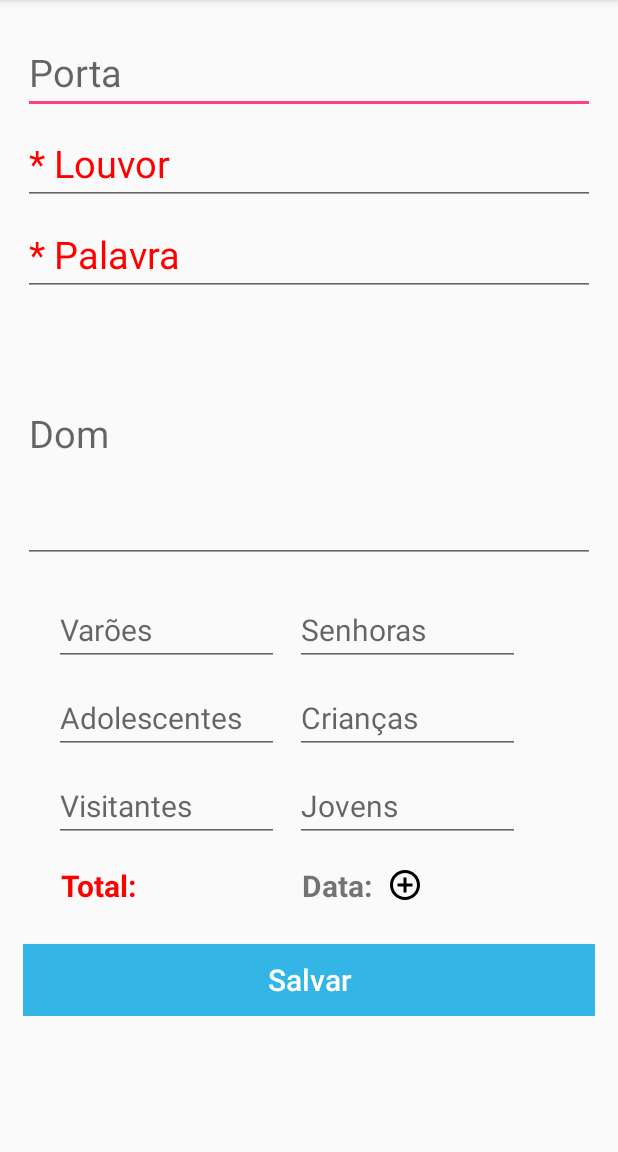
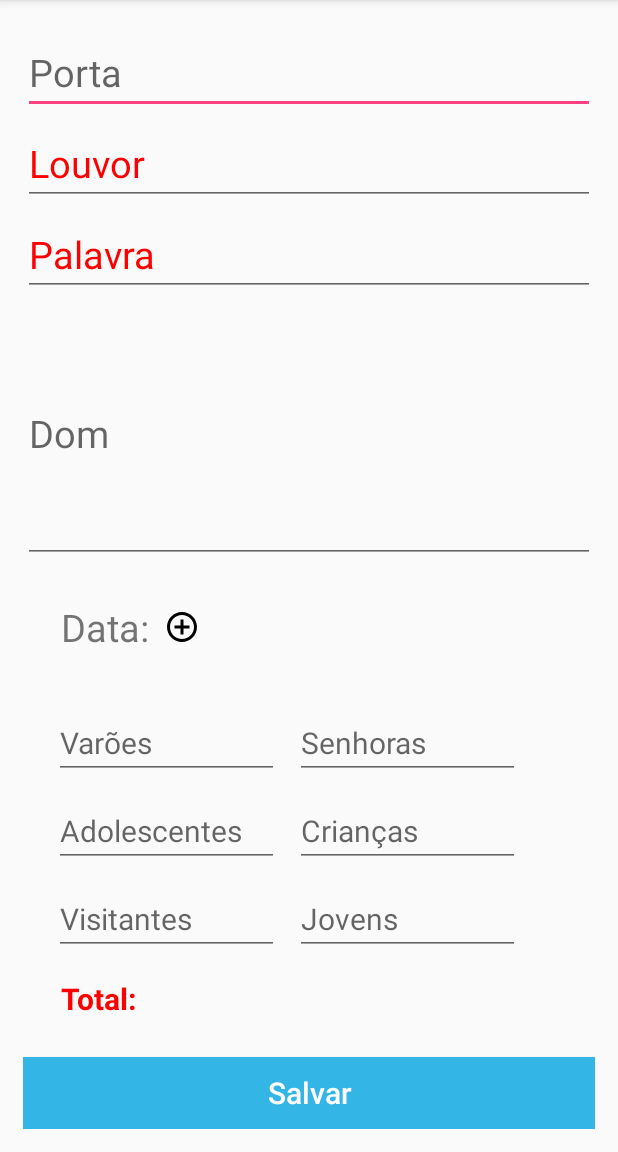
Before and after one commit to luucasAlbuq/censo-icm, an Android app: the CadastroActivity screen opened directly, with no data from a screen before it, after a tap on "Salvar", on a phone screen of 412 x 824 dp, the part 84-1236 px from its top. Run offline under Robolectric (Android 15) with nearby library versions, the phone set to English and light mode, and no system bars.

Commit message:
WIP - Tela de cadastro | adicionando calendario

```diff
--- a/app/src/main/java/icm/censo/a3_code/com/censoicm/CadastroActivity.java
+++ b/app/src/main/java/icm/censo/a3_code/com/censoicm/CadastroActivity.java
@@ -1,5 +1,6 @@
 package icm.censo.a3_code.com.censoicm;
 
+import android.app.DatePickerDialog;
 import android.graphics.Color;
 import android.os.Bundle;
 import android.support.v7.app.AppCompatActivity;
@@ -8,6 +9,7 @@ import android.text.TextWatcher;
 import android.util.Log;
 import android.view.View;
 import android.widget.Button;
+import android.widget.DatePicker;
 import android.widget.EditText;
 import android.widget.TextView;
 import android.widget.Toast;
@@ -15,15 +17,23 @@ import android.widget.Toast;
 import java.text.DateFormat;
 import java.text.SimpleDateFormat;
 import java.util.Arrays;
+import java.util.Calendar;
 import java.util.Date;
 import java.util.HashSet;
+import java.util.Locale;
 
 import model.Censo;
 
 public class CadastroActivity extends AppCompatActivity {
 
     private int varoesValue, senhorasValue, jovensValue, adolescentesValue, criancasValue, visitantesValue, totalValue;
-    private TextView totalTextView;
+    private TextView totalTextView, dataTextView;
+
+    //Variaveis referentes a data
+    private Date dataCadastro;
+    private final Calendar calendario = Calendar.getInstance();
+    private DatePickerDialog.OnDateSetListener data;
+
     //Campos de frequencia
     private EditText varoesField, senhorasField, jovensField, adolescentesField, criancasField, visitantesField;
     //Campos de informacoes textuais
@@ -154,6 +164,10 @@ public class CadastroActivity extends AppCompatActivity {
         });
     }
 
+    /**
+     * Constroi o objecto censo para ser persistido
+     * @return
+     */
     private Censo buildCenso(){
         Censo censo = new Censo();
 
@@ -174,8 +188,12 @@ public class CadastroActivity extends AppCompatActivity {
         censo.setObreiroLouvor(louvor);
         censo.setObreirosPorta(new HashSet<String>(Arrays.asList(porta)));
 
-        DateFormat dateFormat = new SimpleDateFormat("dd/MM/yyyy");
-        censo.setData(new Date());
+        if(dataCadastro == null){
+            DateFormat dateFormat = new SimpleDateFormat("dd/MM/yyyy");
+            censo.setData(new Date());
+        }else{
+            censo.setData(dataCadastro);
+        }
 
         return censo;
     }
@@ -184,7 +202,7 @@ public class CadastroActivity extends AppCompatActivity {
      * Verifica se todos os campos obrigatorios foram preenchidos
      * @return boolean
      */
-    public boolean verificaCamposObrigatorios(){
+    private boolean verificaCamposObrigatorios(){
         boolean valido = true;
 
         if(palavraField.getText().toString().isEmpty()){
@@ -201,6 +219,28 @@ public class CadastroActivity extends AppCompatActivity {
         return  valido;
     }
 
+    /***
+     * Prepara o calendario
+     */
+    private void preparaCalendario(){
+        final Calendar calendario = Calendar.getInstance();
+
+        data = new DatePickerDialog.OnDateSetListener() {
+            @Override
+            public void onDateSet(DatePicker view, int year, int month, int dayOfMonth) {
+                calendario.set(Calendar.YEAR, year);
+                calendario.set(Calendar.MONTH, month);
+                calendario.set(Calendar.DAY_OF_MONTH, dayOfMonth);
+
+                dataCadastro = calendario.getTime();
+                Locale BRAZIL = new Locale("pt","BR");
+                SimpleDateFormat sdf = new SimpleDateFormat("dd/MM/yyyy",BRAZIL);
+                Toast.makeText(getApplicationContext(), sdf.format(calendario.getTime()), Toast.LENGTH_SHORT).show();
+                dataTextView.setText("Data: "+sdf.format(calendario.getTime()));
+            }
+        };
+    }
+
     @Override
     protected void onCreate(Bundle savedInstanceState) {
         super.onCreate(savedInstanceState);
@@ -214,6 +254,7 @@ public class CadastroActivity extends AppCompatActivity {
         criancasField = (EditText) findViewById(R.id.criancas);
         visitantesField = (EditText) findViewById(R.id.visitantes);
         totalTextView = (TextView) findViewById(R.id.total);
+        dataTextView = (TextView) findViewById(R.id.data);
         portaField = (EditText) findViewById(R.id.porta);
         palavraField = (EditText) findViewById(R.id.palavra);
         louvorField = (EditText) findViewById(R.id.louvor);
@@ -221,6 +262,17 @@ public class CadastroActivity extends AppCompatActivity {
         botaoSalvar = (Button) findViewById(R.id.salvar);
 
         addTextChangedListener();
+
+        dataTextView.setOnClickListener(new View.OnClickListener() {
+            @Override
+            public void onClick(View v) {
+                preparaCalendario();
+                new DatePickerDialog(CadastroActivity.this, data, calendario
+                        .get(Calendar.YEAR), calendario.get(Calendar.MONTH),
+                        calendario.get(Calendar.DAY_OF_MONTH)).show();
+            }
+
+        });
 
         botaoSalvar.setOnClickListener(new View.OnClickListener() {
             @Override
--- a/app/src/main/res/layout/activity_cadastro.xml
+++ b/app/src/main/res/layout/activity_cadastro.xml
@@ -33,7 +33,7 @@
                 android:layout_height="wrap_content"
                 android:layout_weight="1"
                 android:ems="10"
-                android:hint="* Louvor"
+                android:hint="Louvor"
                 android:inputType="textPersonName"
                 android:paddingTop="15dp"
                 android:textSize="25dp"></EditText>
@@ -44,7 +44,7 @@
                 android:layout_height="wrap_content"
                 android:layout_weight="1"
                 android:ems="10"
-                android:hint="* Palavra"
+                android:hint="Palavra"
                 android:inputType="textPersonName"
                 android:paddingTop="15dp"
                 android:textSize="25dp"></EditText>
@@ -60,6 +60,20 @@
                 android:lines="5"
                 android:paddingTop="15dp"
                 android:textSize="25dp"></EditText>
+
+            <TextView
+                android:id="@+id/data"
+                android:layout_width="wrap_content"
+                android:layout_height="wrap_content"
+                android:layout_column="1"
+                android:padding="15dp"
+                android:layout_marginLeft="10dp"
+                android:layout_marginTop="10dp"
+                android:layout_row="3"
+                android:text="Data:"
+                android:textSize="25dp"
+                android:drawableRight="@drawable/add_icon24dp"
+                android:drawablePadding="10dp"/>
 
             <GridLayout
                 android:layout_width="match_parent"
@@ -156,19 +170,6 @@
                     android:textSize="20dp"
                     android:textStyle="bold" />
 
-                <TextView
-                    android:id="@+id/data"
-                    android:layout_width="wrap_content"
-                    android:layout_height="wrap_content"
-                    android:layout_column="1"
-                    android:layout_marginLeft="10dp"
-                    android:layout_marginTop="10dp"
-                    android:layout_row="3"
-                    android:text="Data:"
-                    android:textSize="20dp"
-                    android:textStyle="bold"
-                    android:drawableRight="@drawable/add_icon24dp"
-                    android:drawablePadding="10dp"/>
             </GridLayout>
 
             <Button
```
